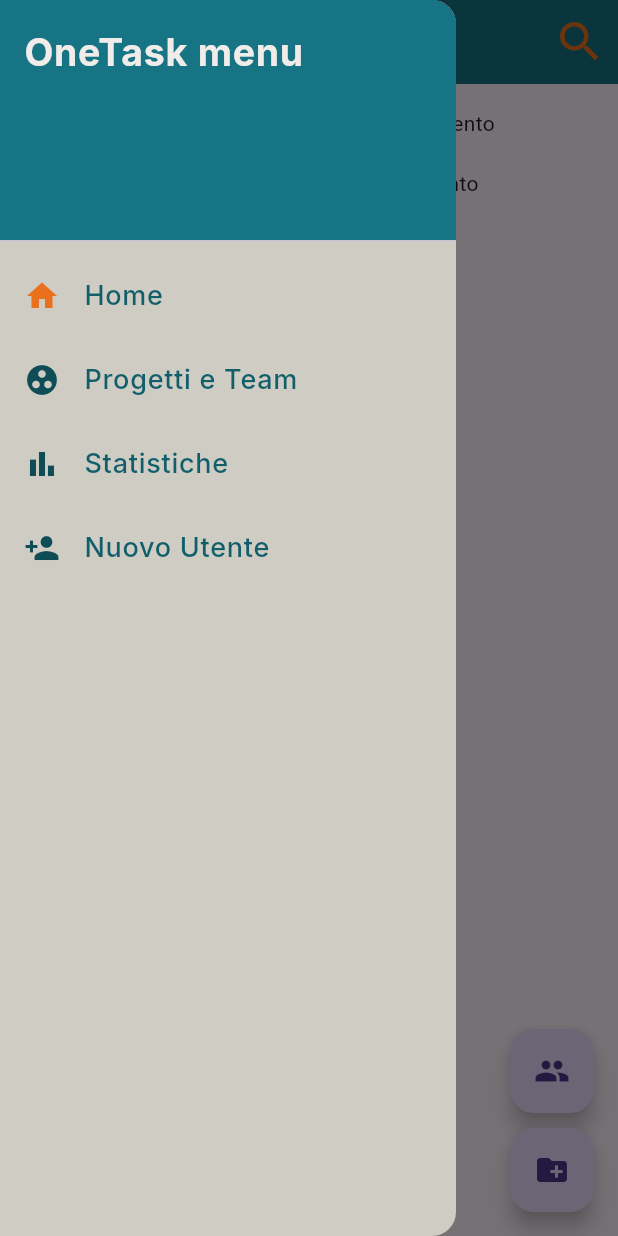
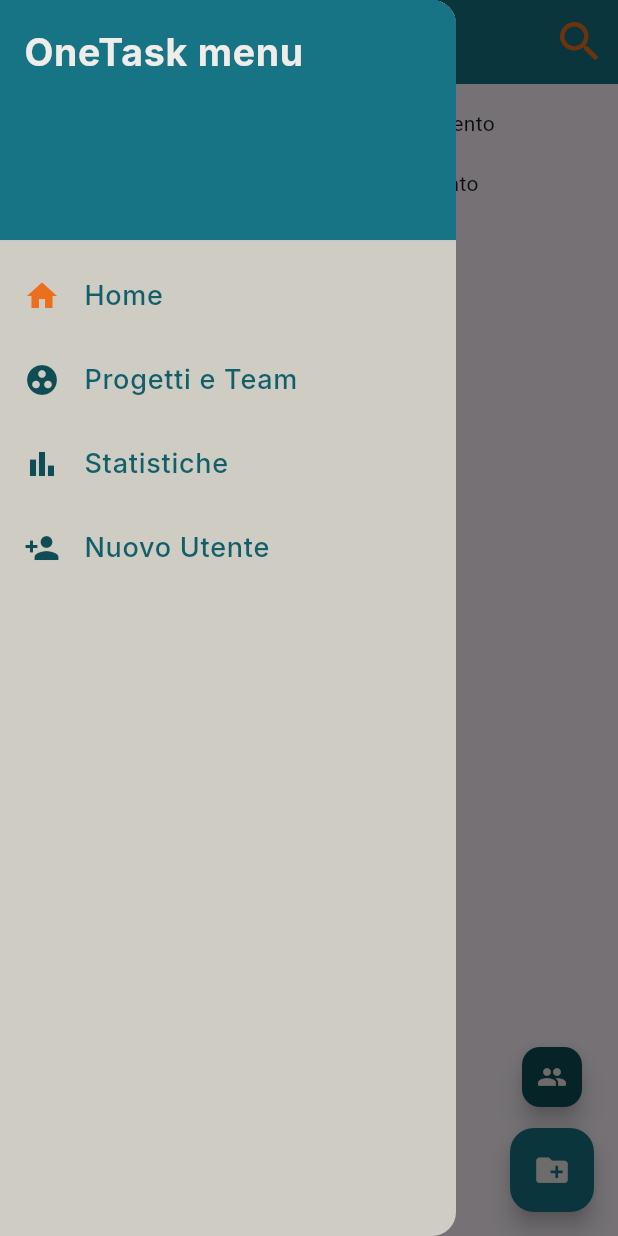
Before and after one commit to apiantonio/OneTask, a Flutter app: the screen it shows after launch, with the side drawer open, on a phone screen of 412 x 824 dp. Run offline on Flutter 3.47's test engine with Material 3 defaults, Android fonts, the phone set to English and light mode, and no system bars; our stand-ins replace fl_chart, google_fonts, sqflite; accounts and stored records are empty.

Commit message:
modificati colori dei floating button del main e view project e teams. Aggiungi commenti alle pagine con stile

```diff
--- a/lib/screens/projects_and_teams.dart
+++ b/lib/screens/projects_and_teams.dart
@@ -121,7 +121,7 @@ class TeamViewState extends State<TeamView> {
               //l'allineamento sarà in basso a destra
               alignment: Alignment.bottomRight,
               child: FloatingActionButton(
-                backgroundColor: const Color(0XFFEB701D),
+                backgroundColor: const Color(0XFF0E4C56),
                 onPressed: () {
                   Navigator.push(
                     context,
@@ -238,7 +238,7 @@ class ProjectViewState extends State<ProjectView> {
             //il bottone verrà posizionato in basso a destra
             alignment: Alignment.bottomRight,
             child: FloatingActionButton(
-                backgroundColor: const Color(0XFF0E4C56),
+                backgroundColor: const Color(0Xff167485),
                 onPressed: () {
                   Navigator.push(
                     context,
--- a/lib/widgets/floating_buttons_dashboard.dart
+++ b/lib/widgets/floating_buttons_dashboard.dart
@@ -11,11 +11,16 @@ class FloatingActionButtonsDashboard extends StatelessWidget {
 
   @override
   Widget build(BuildContext context) {
+    //entrambi i pulsanti sono visibili nella dashboard,
+    //utilizziamo un widget Column per visualizzarli l'uno sopra l'altro
     return Column(
       mainAxisAlignment: MainAxisAlignment.end,
       children: [
+        //si è deciso di rendere la dimensione del bottone che consente di aggiungere un team
+        //inferiore rispetto a quello per creare un progetto data la primaria importanza di quest'ultimo
         Builder(
-          builder: (context) => FloatingActionButton(
+          builder: (context) => FloatingActionButton.small(
+            backgroundColor: const Color(0XFF0E4C56),     //colore di sfondo del bottone
             heroTag: 'unique_tag_2',
             onPressed: () {
               Navigator.push(
@@ -23,8 +28,12 @@ class FloatingActionButtonsDashboard extends StatelessWidget {
                 MaterialPageRoute(builder: (context) => const NewTeam())
               );
             },
-            tooltip: 'Nuovo team',
-            child: const Icon(Icons.group),
+            tooltip: 'Nuovo team',    //il tooltip risulta visibile solo dal browser
+            child: const Icon(
+              Icons.group,
+              size: 20,
+              color: Color(0XFFEFECE9),   //per cambiare colore all'icona
+            ),
           )
         ),
         const SizedBox(
@@ -32,8 +41,9 @@ class FloatingActionButtonsDashboard extends StatelessWidget {
         ),
         Builder(
           builder: (context) => FloatingActionButton(
-            /*questo herotag serve perchè abbiamo due floating nello stesso subtree e senza genera eccezione*/
+            //questo herotag serve perchè abbiamo due floating nello stesso subtree e senza genera eccezione
             heroTag: 'unique_tag_1',
+            backgroundColor: const Color(0Xff167485),  //colore di sfondo, si è deciso di usare due colori diversi per differenziare anche visivamente i due bottoni
             onPressed: () {
               Navigator.push(
                 context,
@@ -41,7 +51,11 @@ class FloatingActionButtonsDashboard extends StatelessWidget {
               );
             },
             tooltip: 'Nuovo progetto',
-            child: const Icon(Icons.create_new_folder),
+            child: const Icon(
+              Icons.create_new_folder,
+              size: 25,
+              color: Color(0XFFEFECE9),   //per cambiare colore all'icona
+            ),
           ),
         ),
       ],
--- a/lib/widgets/project_item.dart
+++ b/lib/widgets/project_item.dart
@@ -72,6 +72,7 @@ class ProjectItem extends StatelessWidget {
                       ),
                       borderRadius: BorderRadius.circular(30.0), //per arrotondare i bordi
                     ),
+                    //all'interno del container abbiamo a sx l'icona del calendario e a dx la data di scadenza
                     child: Row(
                       children: [
                         const Icon(   //icona dell'orologio
@@ -88,6 +89,7 @@ class ProjectItem extends StatelessWidget {
                       ],
                     )
                   ),
+                  //se il progetto non è stato archiviato allora sarà presente il bottone per la modifica
                   project.completato == null ?
                     //in basso a dx anche il bottone per modificare il progetto
                     IconButton(
@@ -105,7 +107,7 @@ class ProjectItem extends StatelessWidget {
       );
   }
 
-  //metodo per stabilire il colore del bottone
+  //metodo per stabilire il colore del bottone sulla base dello stato del progetto
   Color _colorIcon(String state){
     Color color;
     switch(state){
```
